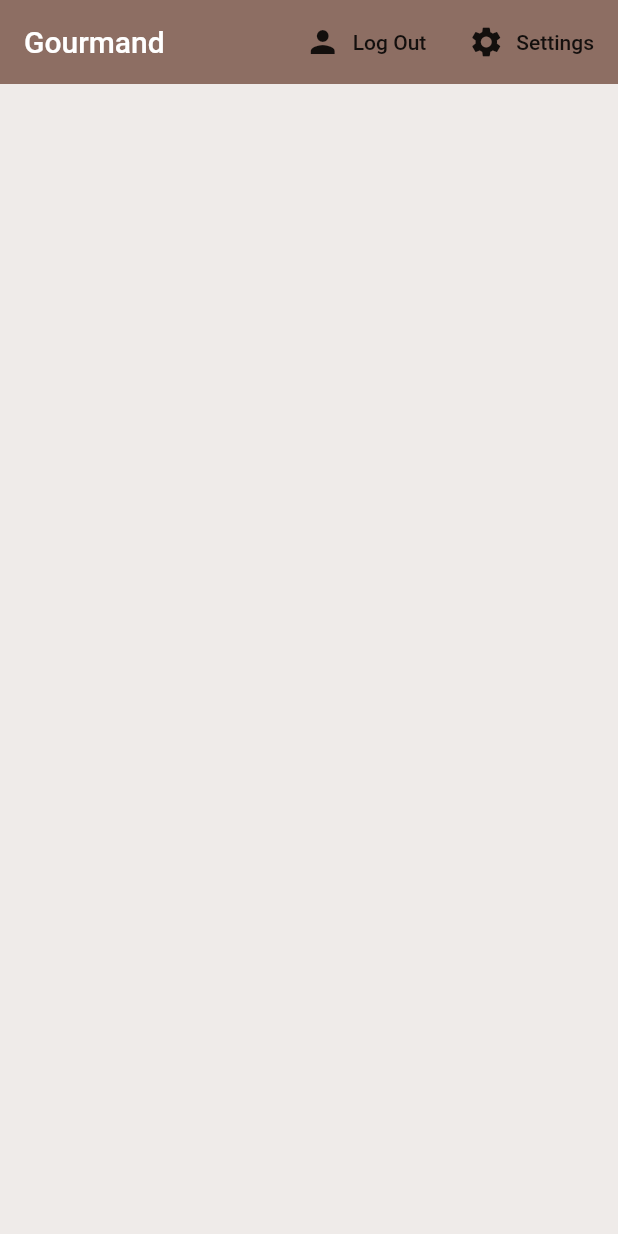
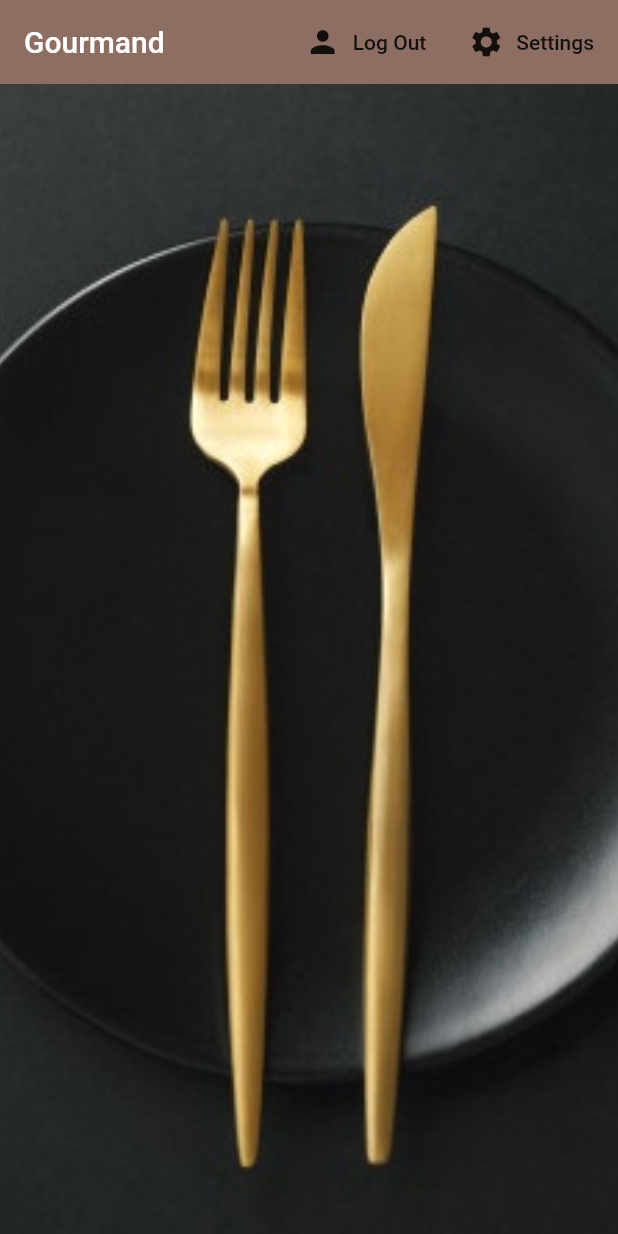
Before and after one commit to wadibsharif/mobapp-gourmand, a Flutter app: the screen it shows once a user with an empty profile is signed in, on a phone screen of 412 x 824 dp. Run offline on Flutter 3.47's test engine with Material 2 defaults, Android fonts, the phone set to English and light mode, and no system bars; our stand-ins replace cloud_firestore, firebase_auth, flutter_spinkit, page_transition; accounts and stored records are empty.

Commit message:
background image

```diff
--- a/lib/screens/home/home.dart
+++ b/lib/screens/home/home.dart
@@ -22,11 +22,7 @@ class Home extends StatelessWidget {
           });
     }
 
-    return Container(
-      decoration: BoxDecoration(
-          image: DecorationImage(
-              image: AssetImage('assets/bgc.jpg'), fit: BoxFit.cover)),
-      child: StreamProvider<List<Order>>.value(
+    return StreamProvider<List<Order>>.value(
       value: DatabaseService().orders,
       child: Scaffold(
         backgroundColor: Colors.brown[50],
@@ -49,8 +45,11 @@ class Home extends StatelessWidget {
             )
           ],
         ),
-          body: Container(child: OrderList()),
-        ),
+        body: Container(
+            decoration: BoxDecoration(
+                image: DecorationImage(
+                    image: AssetImage('assets/bgd.jpg'), fit: BoxFit.cover)),
+            child: OrderList()),
       ),
     );
   }
```
Also changed, not shown: assets/bgd.jpg (added). Lines whose indentation alone changed are shown as unchanged.
